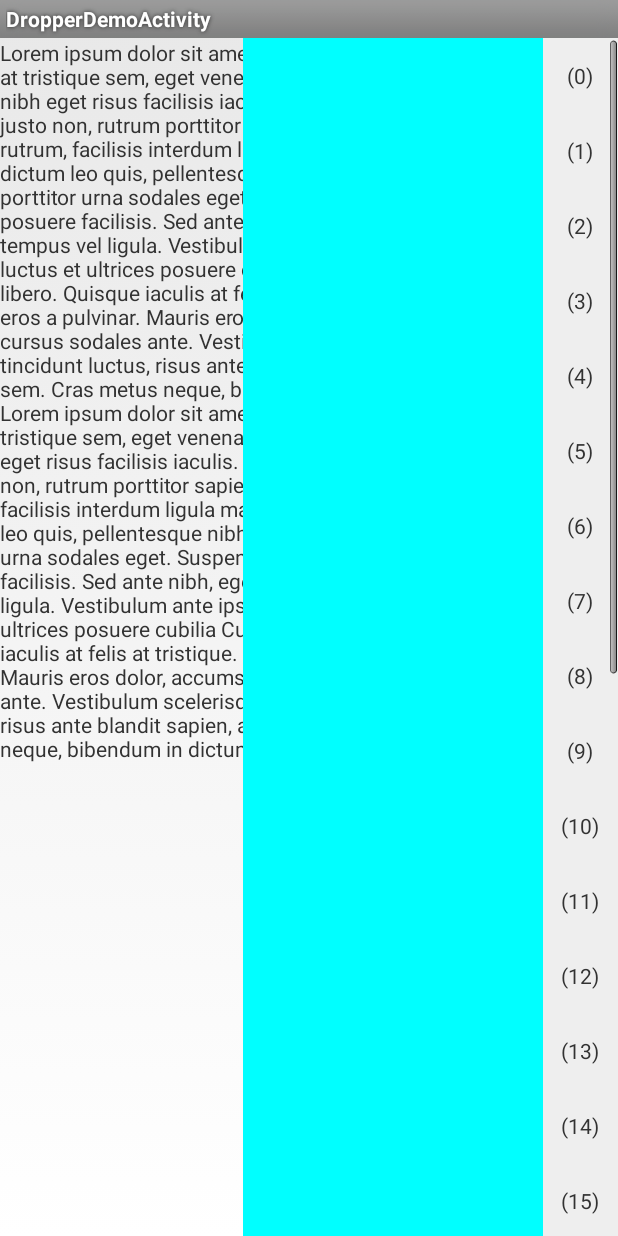
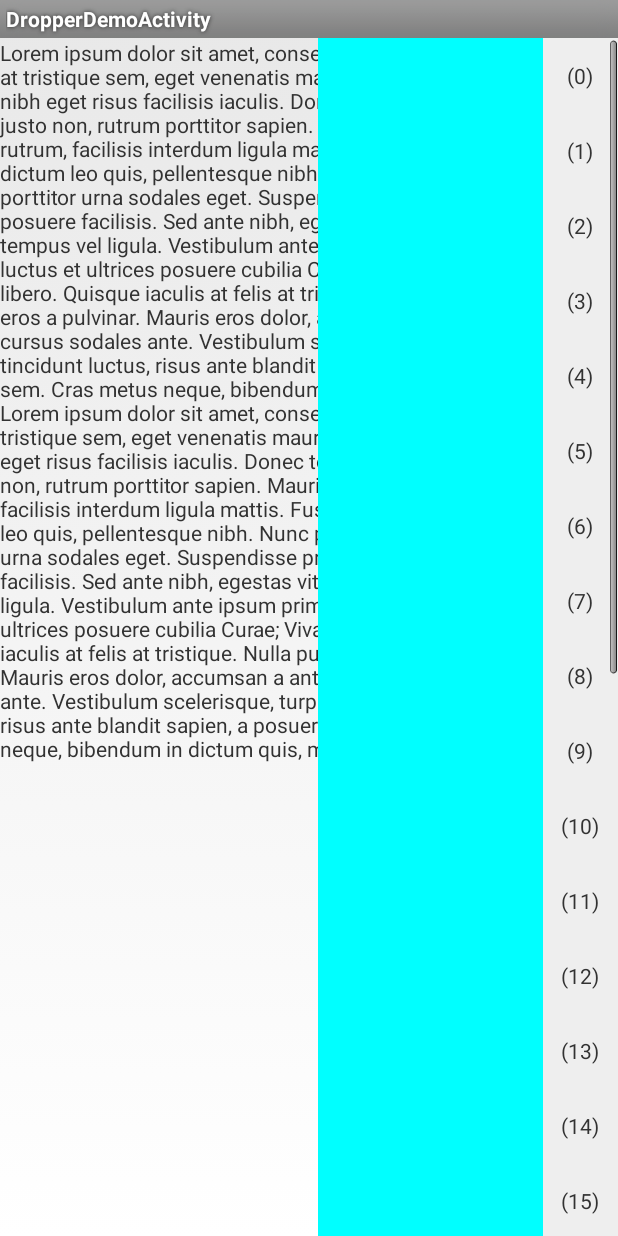
Before and after one commit to wil3/Capsules.io_libs, an Android app: the first screen one second after launch (DropperDemoActivity), on a phone screen of 412 x 824 dp. Run offline under Robolectric (Android 15) with nearby library versions, the phone set to English and light mode, and no system bars.

Commit message:
Fixed minor display glitches with drawer open and closing when onLayout called

```diff
--- a/demo/src/main/java/io/capsules/android/lib/demo/DropArrayAdapter.java
+++ b/demo/src/main/java/io/capsules/android/lib/demo/DropArrayAdapter.java
@@ -23,7 +23,6 @@ public class DropArrayAdapter extends ArrayAdapter<ColoredBoxDropCandidate> {
 	private Context mContext;
 	private int mViewResourceId;
 	private List<ColoredBoxDropCandidate> mObjects;
-	//protected ImageLoader imageLoader = ImageLoader.getInstance();
 	private TextView mBtnSize;
     private int _xDelta;
     private int _yDelta;
@@ -94,10 +93,6 @@ public class DropArrayAdapter extends ArrayAdapter<ColoredBoxDropCandidate> {
 		int position;
 		TextView textLabel;
         TextView textDescription;
-
-        //ImageView imageIcon;
-      //  View slideView;
-        View slideContainer;
 	}
 
 }
--- a/demo/src/main/res/layout/activity_dropper_demo.xml
+++ b/demo/src/main/res/layout/activity_dropper_demo.xml
@@ -63,17 +63,21 @@
             </RelativeLayout>
     -->
 
+
+    <!-- The width must be fixd to the width of a list item
+            android:layout_marginRight="-220dp"
+
+    -->
     <RelativeLayout
         android:id="@id/drawer"
         android:tag="dragView"
-        android:layout_width="250dp"
+        android:layout_width="200dp"
         android:layout_height="match_parent"
         android:background="#0FF"
 
         android:layout_alignParentTop="true"
         android:layout_alignParentRight="true"
         android:layout_marginLeft="0dp"
-        android:layout_marginRight="-250dp"
         >
         <ListView
             android:id="@+id/mylist"
--- a/demo/src/main/res/layout/item_description.xml
+++ b/demo/src/main/res/layout/item_description.xml
@@ -3,13 +3,18 @@
 <LinearLayout xmlns:android="http://schemas.android.com/apk/res/android"
               android:orientation="vertical"
               android:layout_width="match_parent"
-              android:layout_height="match_parent">
+              android:layout_height="match_parent"
+                android:gravity="center_vertical"
+    >
 
     <TextView
         android:id="@+id/description"
         android:text="This is a long description"
-        android:layout_width="wrap_content"
-        android:layout_height="wrap_content"
+        android:textStyle="bold"
+        android:layout_width="match_parent"
+        android:layout_height="match_parent"
+        android:gravity="center_vertical"
+        android:background="#CCC"
         android:visibility="gone"
         />
 </LinearLayout>
--- a/demo/src/main/res/layout/listitem_colored_box.xml
+++ b/demo/src/main/res/layout/listitem_colored_box.xml
@@ -14,22 +14,15 @@
 
     <include layout="@layout/item_description"
         android:id="@+id/des"
-        android:layout_width="90dp"
-        android:layout_height="wrap_content"
+        android:layout_width="100dp"
+        android:layout_height="50dp"
         android:layout_alignParentLeft="true"
         />
-    <LinearLayout
-        android:id="@+id/scrolling"
-        android:layout_width="60dp"
-        android:layout_height="match_parent"
-        android:orientation="vertical"
-        android:background="@null"
-        android:layout_toRightOf="@id/des"
-        ></LinearLayout>
+
 
 
     <include layout="@layout/draggable_view"
-             android:layout_toRightOf="@id/scrolling"
+             android:layout_toRightOf="@id/des"
 
         android:layout_width="50dp"
         android:layout_height="50dp"
--- a/libraries/CapsuleDrop/src/main/java/io/capsules/DropperView.java
+++ b/libraries/CapsuleDrop/src/main/java/io/capsules/DropperView.java
@@ -2,7 +2,6 @@ package io.capsules;
 
 import android.content.Context;
 import android.content.res.TypedArray;
-import android.os.Bundle;
 import android.os.Handler;
 import android.os.Message;
 import android.support.v4.view.MotionEventCompat;
@@ -46,7 +45,7 @@ public class DropperView extends RelativeLayout {
 
     }
 
-    private enum ViewState {
+    private enum DrawerState {
         START,
         STOP
     }
@@ -105,7 +104,7 @@ public class DropperView extends RelativeLayout {
      */
     private View mLastEnabledCandidate = null;
 
-    private ViewState mViewState = ViewState.STOP;
+    private DrawerState mDrawerState = DrawerState.STOP;
     /**
      * The draw view that contains the list
      */
@@ -249,18 +248,91 @@ public class DropperView extends RelativeLayout {
         }
     }
 
+    @Override
+    protected void onLayout(boolean changed, int l, int t, int r, int b){
+
+//if (!changed) return;
+        updateRealPosition(mFocusedDroppedView);
+
+
+     //   int leftBeforeLayout = mDragView.getLeft();
+        RelativeLayout.LayoutParams layoutParams = ( RelativeLayout.LayoutParams)mDragView.getLayoutParams();
+
+        Log.v(TAG, "onLayout drawer left= " + mDragView.getLeft() + " right margin= " + layoutParams.rightMargin + " drawer open? " + isDrawerOpen());
+
+/*
+
+
+      //  if (isDrawerOpen()){
+        if (mDrawerState == DrawerState.START &&   layoutParams.rightMargin != 0){
+            layoutParams.rightMargin = 0;
+            Log.v(TAG, "onLayout drawer, setting right margin to 0");
+                    mDragView.setLayoutParams(layoutParams);
+
+        } else {
+           // layoutParams.rightMargin = mDragView.getWidth() * -1;
+        }
+        //Will this cause a recursive onLayout call?
+*/
+
+
+        super.onLayout(changed, l,t,r,b);
+
+    //    mDragView.setLeft(leftBeforeLayout);
+        Log.v(TAG, "end onLayout drawer left= " + mDragView.getLeft() + " right margin= " + layoutParams.rightMargin + " drawer open? " + isDrawerOpen());
+
+    }
+
+
+    /**
+     * When chanigng the position by the offset when layout() is performed
+     * all the views will return back to the rest position. This will update the margin to place
+     */
+    private void updateRealPosition(View view){
+        if (view != null){
+
+            //TODO fix this dirty hack, when a view is just created and not added yet its l,r are 0
+            //
+            if (view.getLeft() == 0 && view.getRight() == 0) return;
+
+            if (view.getParent() instanceof RelativeLayout){
+                RelativeLayout.LayoutParams lParams = (RelativeLayout.LayoutParams) view.getLayoutParams();
+                lParams.leftMargin = view.getLeft();
+                lParams.topMargin = view.getTop();
+                Log.d(TAG, "Updating real position Left= " + view.getLeft() + " Top= " + view.getTop());
+                view.setLayoutParams(lParams);
+            } else {
+                Log.w(TAG, "Parent view must be of RelativeLayout when updating real position.");
+            }
+        }
+
+    }
+    @Override
+    protected void onFinishInflate() {
+
+        mDragView = (RelativeLayout)findViewById(mDrawerResourceId);
+
+        mLastLeftPosition = getWidth() - mDragView.getWidth();
+
+        super.onFinishInflate();
+
+        //Start with drawer closed
+        mHandler.postDelayed(new Runnable() {
+            @Override
+            public void run() {
+                closeDrawer();
+            }
+        },1500);
+
+    }
+
+
 
     public void setCallbackListener(Callback callback){
         mCallback = callback;
     }
-    private int _xDelta;
-    private int _yDelta;
-
-    public void setCandidateResourceId(int resourceId){
-
-        mCandidateResourceId = resourceId;
-
-    }
+
+
 
     /**
      *
@@ -314,10 +386,6 @@ public class DropperView extends RelativeLayout {
                 switch (event.getAction() & MotionEvent.ACTION_MASK) {
                     case MotionEvent.ACTION_DOWN:
                         Log.d(TAG, "Released view onTouch down");
-
-                        RelativeLayout.LayoutParams lParams = (RelativeLayout.LayoutParams) view.getLayoutParams();
-                        _xDelta = X - lParams.leftMargin;
-                        _yDelta = Y - lParams.topMargin;
 
                         mInitialMotionX = X;
                         mInitialMotionY = Y;
@@ -384,70 +452,6 @@ public class DropperView extends RelativeLayout {
 
     }
 
-    @Override
-    protected void onLayout(boolean changed, int l, int t, int r, int b){
-        Log.v(TAG, "onLayout");
-//if (!changed) return;
-        updateRealPosition(mFocusedDroppedView);
-
-
-        RelativeLayout.LayoutParams layoutParams = ( RelativeLayout.LayoutParams)mDragView.getLayoutParams();
-        if (isDrawerOpen()){
-            layoutParams.rightMargin = 0;
-        } else {
-            layoutParams.rightMargin = mDragView.getWidth() * -1;
-        }
-        mDragView.setLayoutParams(layoutParams);
-
-
-        super.onLayout(changed, l,t,r,b);
-
-    }
-
-
-    /**
-     * When chanigng the position by the offset when layout() is performed
-     * all the views will return back to the rest position. This will update the margin to place
-     */
-    private void updateRealPosition(View view){
-        if (view != null){
-
-            //TODO fix this dirty hack, when a view is just created and not added yet its l,r are 0
-            //
-            if (view.getLeft() == 0 && view.getRight() == 0) return;
-
-            if (view.getParent() instanceof RelativeLayout){
-                RelativeLayout.LayoutParams lParams = (RelativeLayout.LayoutParams) view.getLayoutParams();
-                lParams.leftMargin = view.getLeft();
-                lParams.topMargin = view.getTop();
-                Log.d(TAG, "Updating real position Left= " + view.getLeft() + " Top= " + view.getTop());
-                view.setLayoutParams(lParams);
-            } else {
-                Log.w(TAG, "Parent view must be of RelativeLayout when updating real position.");
-            }
-        }
-
-    }
-        @Override
-    protected void onFinishInflate() {
-
-        mDragView = (RelativeLayout)findViewWithTag("dragView");
-
-
-
-            mLastLeftPosition = getWidth() - mDragView.getWidth();
-
-
-            super.onFinishInflate();
-            mHandler.postDelayed(new Runnable() {
-                @Override
-                public void run() {
-                    closeDrawer();
-                }
-            },1500);
-
-    }
-
 
 
     /**
@@ -520,7 +524,7 @@ public class DropperView extends RelativeLayout {
                 mInitialMotionY = y;
                 Log.d(TAG, "On touch Down Intercept");
 
-                  interceptTap = (mViewState == ViewState.START) ? true : false;
+                  interceptTap = (mDrawerState == DrawerState.START) ? true : false;
 
                 //See if there is a dropped view at this location
                 final View view;
@@ -589,10 +593,13 @@ public class DropperView extends RelativeLayout {
                 //If we are done and there is an expanded view then we want to add this view in there
                 //Perform animation to move the view to where it should be in the list and then
                 //actually make it real by adding a new item to the listview
-                if (mFocusedDroppedView != null && mLastExpandedView != null){
+                if (mFocusedDroppedView != null && mLastExpandedView != null && (getWidth() - mDragView.getWidth() == mDragView.getLeft())) { //isDrawerOpen()){
 
                   //  updateRealPosition(mFocusedDroppedView);
-                    addViewToList();
+
+                        addViewToList();
+
+
                     return true;
                 } else {
                     Log.v(TAG, "Action up, resting");
@@ -655,7 +662,9 @@ public class DropperView extends RelativeLayout {
                 if (isADroppedViewFocused()){
                     //mDragHelper.cancel();
 
-                    if (!mDragHelper.isViewUnder(mDragView, (int)x, (int)y) && isDrawerOpen()){
+                    //If we arent over the drawer then have it closed
+                    //TODO only close if fully open?
+                    if (!mDragHelper.isViewUnder(mDragView, (int)x, (int)y) && (getWidth() - mDragView.getWidth() == mDragView.getLeft())) {//isDrawerOpen()){
                         closeDrawer();
                     }
 
@@ -709,7 +718,7 @@ public class DropperView extends RelativeLayout {
         }
 
         //true if event handled
-        boolean handled = mCandidateState != CandidateState.NOT_STARTED || (mViewState == ViewState.START);
+        boolean handled = mCandidateState != CandidateState.NOT_STARTED || (mDrawerState == DrawerState.START);
         Log.v(TAG, "Returning " + handled + " from touch event");
 
 
@@ -763,7 +772,7 @@ public class DropperView extends RelativeLayout {
      * @param toLeft
      * @param toTop
      */
-    private void moveDetachedView(View view, int toLeft, int toTop){
+    private void moveFreedViewInList(View view, int toLeft, int toTop){
 
         float dx =  toLeft - view.getLeft();
         float dy =  toTop - view.getTop();
@@ -843,7 +852,7 @@ public class DropperView extends RelativeLayout {
      */
     private void reset(){
 
-        mViewState = ViewState.STOP;
+        mDrawerState = DrawerState.STOP;
 
         setCandidateState(CandidateState.NOT_STARTED);
 
@@ -866,18 +875,27 @@ public class DropperView extends RelativeLayout {
 
     private boolean isDrawerOpen(){
 
-      //  Log.i(TAG, " drag view= " + mDragView.getLeft() + " w= " + getWidth());
-        return mDragView.getLeft() == getWidth() - mDragView.getWidth();
+        Log.i(TAG, "is Drawer Open? " + mDragView.getLeft() + " ?= " + (getWidth() - mDragView.getWidth()));
+
+        //TODO fix me, this should be true to the actual state, in this return it coul be in progress
+        //return mDragView.getLeft() == getWidth() - mDragView.getWidth();
+        return mDrawerState != DrawerState.STOP;
     }
     private boolean openDrawer(){
         final int leftBound = getWidth() - mDragView.getWidth();
 
+        mDrawerState = DrawerState.START;
+
         return slideTo(leftBound);
 
     }
     private boolean closeDrawer(){
+
+        Log.v(TAG, "Closing drawer");
+
         final int leftBound = getWidth();
 
+        mDrawerState = DrawerState.STOP;
         return slideTo(leftBound);
 
     }
@@ -885,7 +903,9 @@ public class DropperView extends RelativeLayout {
 
     private boolean slideTo(int finalX){
         if (mDragHelper.smoothSlideViewTo(mDragView, finalX, mDragView.getTop())) {
-            ViewCompat.postInvalidateOnAnimation(this);
+
+            //TODO could this be cause the onlayout calls so frequenctly?
+            ViewCompat.postInvalidateOnAnimation(this); //Invalidate on the next animation frame
             return true;
         }
         return false;
@@ -1157,6 +1177,9 @@ Log.d(TAG, " attempting to expand x=" + x + " y=" + y);
     }
 
 
+    /**
+     * Add the focused dropped view to the list
+     */
     private void addViewToList(){
         int toLeft = getWidth()  - mFocusedDroppedView.getWidth();
         //Because the view is expanded with padding from next view
@@ -1165,7 +1188,7 @@ Log.d(TAG, " attempting to expand x=" + x + " y=" + y);
         Log.v(TAG, "Action up, snapping view back l=" + toLeft + " t=" + toTop + " t padding=" + mLastExpandedView.getPaddingTop() + " b padding=" + mLastExpandedView.getPaddingBottom());
 
         //Move the view into position
-        moveDetachedView(mFocusedDroppedView, toLeft, toTop);
+        moveFreedViewInList(mFocusedDroppedView, toLeft, toTop);
 
     }
     /**
@@ -1187,6 +1210,12 @@ Log.d(TAG, " attempting to expand x=" + x + " y=" + y);
         mLastEnabledCandidate = null;
         //onReset();
 
+        mHandler.postDelayed(new Runnable() {
+            @Override
+            public void run() {
+                closeDrawer();
+            }
+        }, 1000);
     }
 
 
@@ -1537,7 +1566,7 @@ if (mFocusedDroppedView != null) return;
         public void onEdgeTouched(int edgeFlags, int pointerId) {
             Log.d(TAG,"Edget touched");
 
-            mViewState = ViewState.START;
+            mDrawerState = DrawerState.START;
             //Makes it so it can slide out
            if ( mDragHelper.smoothSlideViewTo(mDragView, getWidth()-mDragView.getWidth()/2, 0)){
                ViewCompat.postInvalidateOnAnimation(getRootView());
@@ -1572,6 +1601,10 @@ if (mFocusedDroppedView != null) return;
 
         @Override
         public void onViewPositionChanged(View changedView, int left, int top, int dx, int dy) {
+
+
+            Log.d(TAG, "onViewPositionChanged  l=" + left);
+
             //Without invalidate the view leaves a black trail
             invalidate();
         }
@@ -1583,6 +1616,15 @@ if (mFocusedDroppedView != null) return;
             return view.equals(mDragView);
         }
 
+
+        /**
+         * Handles the actual moving of the drawer
+         *
+         * @param child
+         * @param left
+         * @param dx
+         * @return
+         */
         @Override
         public int clampViewPositionHorizontal(View child, int left, int dx) {
 
```
